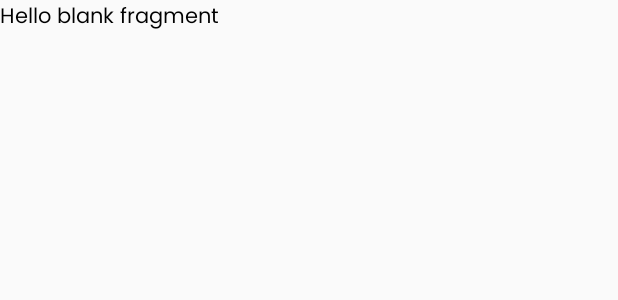
After one commit to Ibrahimsyah/Naiz, an Android app: the layout fragment_quiz.xml on its own in the app's theme, with its tools: preview values and no code run, on a phone screen of 412 x 824 dp. The commit adds this screen. Shown: the top 300 px of the screen. Run offline under Robolectric (Android 15) with nearby library versions, the phone set to English and light mode, and no system bars.

Commit message:
add quiz fragment

```diff
--- /dev/null
+++ b/client/app/src/main/res/layout/fragment_quiz.xml
@@ -0,0 +1,14 @@
+<?xml version="1.0" encoding="utf-8"?>
+<FrameLayout xmlns:android="http://schemas.android.com/apk/res/android"
+    xmlns:tools="http://schemas.android.com/tools"
+    android:layout_width="match_parent"
+    android:layout_height="match_parent"
+    tools:context=".presentation.home.quiz.QuizFragment">
+
+    <!-- TODO: Update blank fragment layout -->
+    <TextView
+        android:layout_width="match_parent"
+        android:layout_height="match_parent"
+        android:text="@string/hello_blank_fragment" />
+
+</FrameLayout>
--- a/client/app/src/main/res/navigation/mobile_navigation.xml
+++ b/client/app/src/main/res/navigation/mobile_navigation.xml
@@ -9,4 +9,10 @@
         android:name="com.bccowo.naiz.presentation.home.home.HomeFragment"
         tools:layout="@layout/fragment_home">
     </fragment>
+
+    <fragment
+        android:id="@+id/navigation_quiz"
+        android:name="com.bccowo.naiz.presentation.home.quiz.QuizFragment"
+        tools:layout="@layout/fragment_quiz" />
+
 </navigation>
```
Also changed, not shown: client/app/src/main/java/com/bccowo/naiz/presentation/home/quiz/QuizFragment.kt (added, +19 -0 lines).
